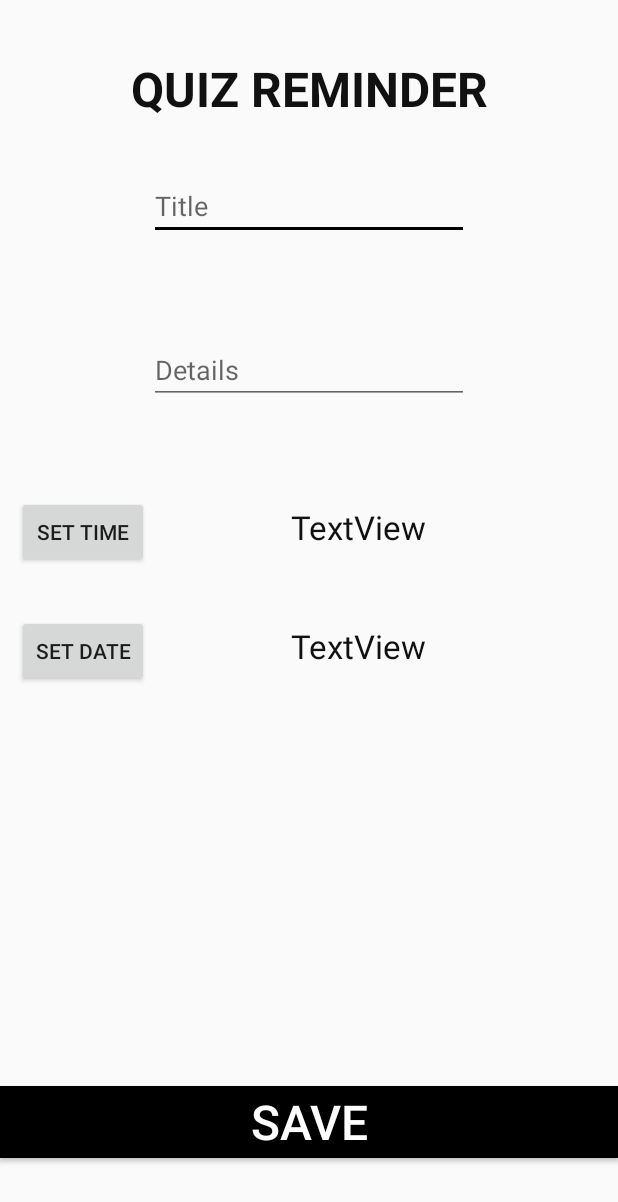
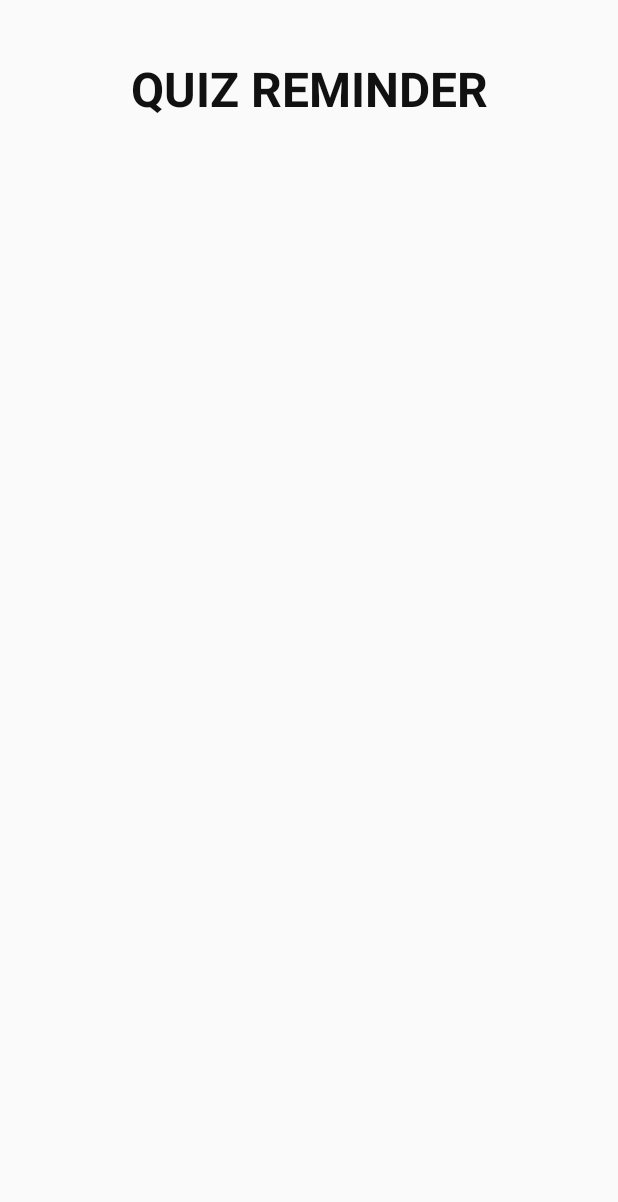
Before and after one commit to narayandasnitol/Aust-Class-Manager, an Android app: the QuizReminder screen opened directly, with no data from a screen before it, on a phone screen of 412 x 824 dp. Shown: the top 1202 px of the screen. Run offline under Robolectric (Android 15) with nearby library versions, the phone set to English and light mode, and no system bars.

Commit message:
remover the "quiz reminder" claass code

```diff
--- a/app/src/main/java/com/nitol/aust/cse/austclassmanager/QuizReminder.java
+++ b/app/src/main/java/com/nitol/aust/cse/austclassmanager/QuizReminder.java
@@ -1,135 +1,16 @@
 package com.nitol.aust.cse.austclassmanager;
 
-import android.app.DatePickerDialog;
-import android.app.Dialog;
-import android.app.TimePickerDialog;
-import android.content.Intent;
 import android.os.Bundle;
 import android.support.v7.app.AppCompatActivity;
-import android.view.View;
-import android.widget.Button;
-import android.widget.DatePicker;
-import android.widget.EditText;
-import android.widget.TextView;
-import android.widget.TimePicker;
-import android.widget.Toast;
-
-import java.util.Calendar;
 
 public class QuizReminder extends AppCompatActivity {
-
-    Button setTime, setDate, save;
-    static final int DIALOG_ID = 0;
-    static final int DIALOG_ID_2 = 0;
-    int hour_x, minute_x;
-    int year_x, month_x, day_x;
-    EditText title, details;
-    TextView setTextTime, setTextDate;
-
-    QuizDatabaseHelper myQuizDb;
 
     @Override
     protected void onCreate(Bundle savedInstanceState) {
         super.onCreate(savedInstanceState);
         setContentView(R.layout.activity_quiz_reminder);
 
-        save = (Button) findViewById(R.id.btn_save);
-        title = (EditText) findViewById(R.id.editText_title);
-        details = (EditText) findViewById(R.id.editText_details);
-        setTextTime = (TextView) findViewById(R.id.textView_time);
-        setTextDate = (TextView) findViewById(R.id.textView_date);
-
-        myQuizDb = new QuizDatabaseHelper(this);
-
-        final Calendar cal = Calendar.getInstance();
-        year_x = cal.get(Calendar.YEAR);
-        month_x = cal.get(Calendar.MONTH);
-        day_x = cal.get(Calendar.DAY_OF_MONTH);
-
-        showTimePickerDialog();
-        showDialogOnButtonClick();
-        saveData();
-    }
-
-
-    public void showTimePickerDialog(){
-        setTime = (Button) findViewById(R.id.btn_time);
-
-        setTime.setOnClickListener(new View.OnClickListener() {
-            @Override
-            public void onClick(View v) {
-                showDialog(DIALOG_ID);
-            }
-        });
-    }
-    public void showDialogOnButtonClick(){
-        setDate = (Button) findViewById(R.id.btn_date);
-
-        setDate.setOnClickListener(new View.OnClickListener() {
-            @Override
-            public void onClick(View v) {
-                showDialog(DIALOG_ID);
-            }
-        });
-    }
-
-    @Override
-    protected Dialog onCreateDialog(int id) {
-        if(id == DIALOG_ID){
-            return new TimePickerDialog(QuizReminder.this, kTimePickerListener, hour_x, minute_x, false);
-        }
-        else if(id == DIALOG_ID){
-            return new DatePickerDialog(this, dpickerListener, year_x, month_x, day_x);
-        }
-        else{
-            return null;
-        }
-    }
-
-    protected TimePickerDialog.OnTimeSetListener kTimePickerListener = new TimePickerDialog.OnTimeSetListener() {
-        @Override
-        public void onTimeSet(TimePicker view, int hourOfDay, int minute) {
-            hour_x = hourOfDay;
-            minute_x = minute;
-
-            setTextTime.setText((hour_x+":"+minute_x).toString());
-
-            Toast.makeText(QuizReminder.this,"Time is successfully set!", Toast.LENGTH_SHORT).show();
-        }
-    };
-
-
-    private DatePickerDialog.OnDateSetListener dpickerListener = new DatePickerDialog.OnDateSetListener() {
-        @Override
-        public void onDateSet(DatePicker view, int year, int month, int dayOfMonth) {
-            year_x = year;
-            month_x = month+1;
-            day_x = dayOfMonth;
-
-            Toast.makeText(getApplicationContext(),year_x +" / "+month_x+" / "+day_x,Toast.LENGTH_LONG).show();
-        }
-    };
-
-
-    public void saveData(){
-        save.setOnClickListener(new View.OnClickListener() {
-            @Override
-            public void onClick(View v) {
-
-                String quiz_title = String.valueOf(title.getText().toString());
-                String quiz_details = String.valueOf(details.getText().toString());
-                String quiz_time = (hour_x+":"+minute_x).toString();
-                String quiz_date = (day_x+":"+month_x+":"+year_x).toString();
-
-                myQuizDb.insertData(quiz_title,quiz_details,quiz_time,quiz_date);
-
-                Intent intent = new Intent(QuizReminder.this, MenuActivity.class);
-                startActivity(intent);
-            }
-        });
-
 
     }
 
-
 }
--- a/app/src/main/res/layout/activity_quiz_reminder.xml
+++ b/app/src/main/res/layout/activity_quiz_reminder.xml
@@ -2,29 +2,6 @@
 <RelativeLayout xmlns:android="http://schemas.android.com/apk/res/android"
     android:layout_width="match_parent"
     android:layout_height="match_parent">
-
-
-
-    <Button
-        android:id="@+id/btn_time"
-        android:layout_width="wrap_content"
-        android:layout_height="wrap_content"
-        android:text="SET TIME"
-        android:layout_below="@+id/editText_details"
-        android:layout_toStartOf="@+id/editText_details"
-        android:layout_marginTop="61dp" />
-
-
-    <Button
-        android:id="@+id/btn_date"
-        android:layout_width="wrap_content"
-        android:layout_height="wrap_content"
-        android:text="SET DATE"
-        android:layout_below="@+id/btn_time"
-        android:layout_alignStart="@+id/btn_time"
-        android:layout_marginTop="31dp" />
-
-
 
     <TextView
         android:id="@+id/textView10"
@@ -39,62 +16,5 @@
         android:textColor="#111"
         android:textStyle="bold"/>
 
-    <Button
-        android:id="@+id/btn_save"
-        android:layout_width="match_parent"
-        android:layout_height="wrap_content"
-        android:text="Save"
-        android:textSize="32sp"
-        android:background="@color/colorAccent"
-        android:textColor="#fff"
-        android:layout_marginBottom="52dp"
-        android:layout_alignParentBottom="true"
-        android:layout_alignParentStart="true" />
-
-    <EditText
-        android:id="@+id/editText_title"
-        android:layout_width="wrap_content"
-        android:layout_height="wrap_content"
-        android:layout_below="@+id/textView10"
-        android:layout_centerHorizontal="true"
-        android:layout_marginTop="34dp"
-        android:ems="10"
-        android:inputType="textPersonName"
-        android:hint="Title"/>
-
-    <EditText
-        android:id="@+id/editText_details"
-        android:layout_width="wrap_content"
-        android:layout_height="wrap_content"
-        android:layout_alignStart="@+id/editText_title"
-        android:layout_below="@+id/editText_title"
-        android:layout_marginTop="64dp"
-        android:ems="10"
-        android:inputType="textPersonName"
-        android:hint="Details"/>
-
-    <TextView
-        android:id="@+id/textView_time"
-        android:layout_width="wrap_content"
-        android:layout_height="wrap_content"
-        android:layout_marginEnd="28dp"
-        android:text="TextView"
-        android:textSize="22sp"
-        android:textColor="#111"
-        android:layout_alignBaseline="@+id/btn_time"
-        android:layout_alignBottom="@+id/btn_time"
-        android:layout_alignEnd="@+id/editText_details" />
-
-    <TextView
-        android:id="@+id/textView_date"
-        android:layout_width="wrap_content"
-        android:layout_height="wrap_content"
-        android:text="TextView"
-        android:layout_alignBaseline="@+id/btn_date"
-        android:layout_alignBottom="@+id/btn_date"
-        android:layout_alignStart="@+id/textView_time"
-        android:textSize="22sp"
-        android:textColor="#111"/>
-
 
 </RelativeLayout>
```
